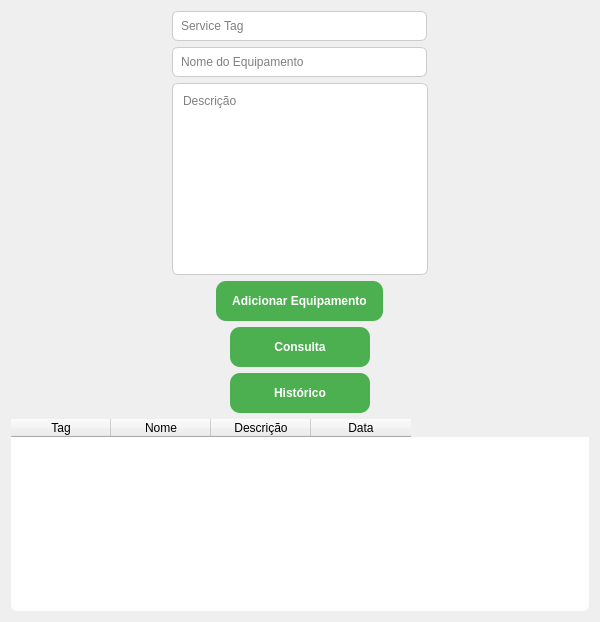
Qt form service_tag_manager/view/ui_main.ui (jonatastz/Projeto_Inovacao) before a commit.
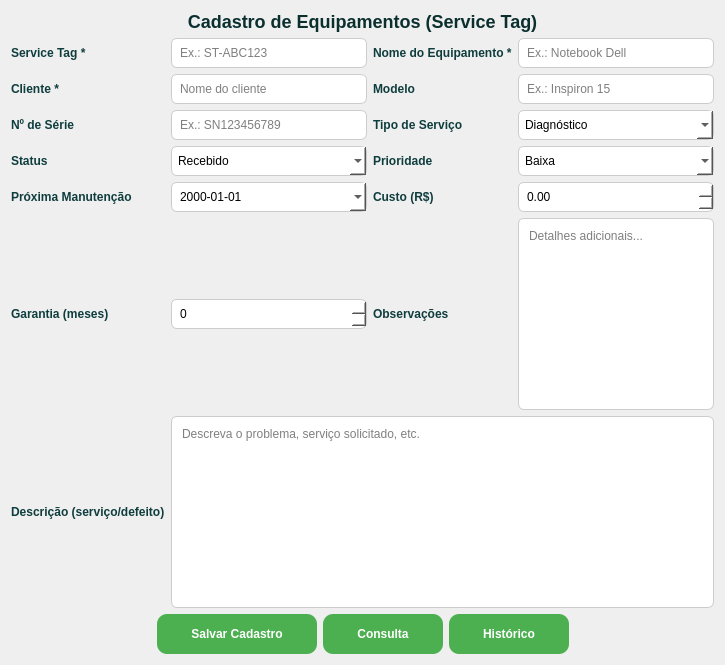
The same form after that commit.

Commit message: funcional com edição direto na consulta

Patch:
```diff
--- a/service_tag_manager/view/ui_main.ui
+++ b/service_tag_manager/view/ui_main.ui
@@ -8,22 +8,23 @@
   </property>
   <property name="minimumSize">
    <size>
-    <width>600</width>
-    <height>400</height>
+    <width>720</width>
+    <height>520</height>
    </size>
   </property>
   <property name="styleSheet">
    <string notr="true"><![CDATA[
     QWidget {
         background: qlineargradient(
-            spread:pad,
-            x1:0, y1:0,
-            x2:1, y2:1,
-            stop:0 #a8e6cf,
-            stop:1 #00bcd4
+            spread:pad, x1:0, y1:0, x2:1, y2:1,
+            stop:0 #a8e6cf, stop:1 #00bcd4
         );
+        font-size: 12px;
     }
-
+    QLabel {
+        color: #0f3d3e;
+        font-weight: 600;
+    }
     QPushButton {
         background-color: #4CAF50;
         color: white;
@@ -31,230 +32,237 @@
         padding: 8px 16px;
         font-weight: 600;
     }
-
-    QPushButton:hover {
-        background-color: #45a049;
-    }
-
-    QLineEdit, QTextEdit {
+    QPushButton:hover { background-color: #45a049; }
+    QLineEdit, QTextEdit, QComboBox, QDateEdit, QDoubleSpinBox, QSpinBox {
         background-color: #ffffff;
         border: 1px solid #ccc;
         border-radius: 6px;
         padding: 6px;
     }
-
-    QTableWidget {
-        background-color: #ffffff;
-        border-radius: 6px;
-    }
    ]]></string>
   </property>
 
-  <layout class="QVBoxLayout" name="verticalLayout" stretch="0,0,0,0,0,0,1">
-
-   <!-- Service Tag centralizado -->
+  <layout class="QVBoxLayout" name="verticalLayout" stretch="0,1,0">
+   <!-- Título -->
    <item>
-    <layout class="QHBoxLayout" name="hlayout_input_tag">
+    <widget class="QLabel" name="lbl_title">
+     <property name="text">
+      <string>Cadastro de Equipamentos (Service Tag)</string>
+     </property>
      <property name="alignment">
       <set>Qt::AlignHCenter</set>
      </property>
-     <item>
+     <property name="styleSheet">
+      <string notr="true">font-size: 18px; font-weight: 700; color:#0b2f2f;</string>
+     </property>
+    </widget>
+   </item>
+
+   <!-- Formulário em grade -->
+   <item>
+    <layout class="QGridLayout" name="grid_form" columnstretch="0,1,0,1">
+     <!-- Linha 0 -->
+     <item row="0" column="0">
+      <widget class="QLabel" name="lbl_tag">
+       <property name="text"><string>Service Tag *</string></property>
+      </widget>
+     </item>
+     <item row="0" column="1">
       <widget class="QLineEdit" name="input_tag">
-       <property name="placeholderText">
-        <string>Service Tag</string>
-       </property>
-       <property name="sizePolicy">
-        <sizepolicy hsizetype="Fixed" vsizetype="Fixed">
-         <horstretch>0</horstretch>
-         <verstretch>0</verstretch>
-        </sizepolicy>
-       </property>
-       <property name="minimumSize">
-        <size>
-         <width>255</width>
-         <height>30</height>
-        </size>
-       </property>
+       <property name="placeholderText"><string>Ex.: ST-ABC123</string></property>
       </widget>
      </item>
-    </layout>
-   </item>
-
-   <!-- Nome do Equipamento centralizado -->
-   <item>
-    <layout class="QHBoxLayout" name="hlayout_input_name">
-     <property name="alignment">
-      <set>Qt::AlignHCenter</set>
-     </property>
-     <item>
+     <item row="0" column="2">
+      <widget class="QLabel" name="lbl_nome">
+       <property name="text"><string>Nome do Equipamento *</string></property>
+      </widget>
+     </item>
+     <item row="0" column="3">
       <widget class="QLineEdit" name="input_name">
-       <property name="placeholderText">
-        <string>Nome do Equipamento</string>
-       </property>
-       <property name="sizePolicy">
-        <sizepolicy hsizetype="Fixed" vsizetype="Fixed">
-         <horstretch>0</horstretch>
-         <verstretch>0</verstretch>
-        </sizepolicy>
-       </property>
+       <property name="placeholderText"><string>Ex.: Notebook Dell</string></property>
+      </widget>
+     </item>
+
+     <!-- Linha 1 -->
+     <item row="1" column="0">
+      <widget class="QLabel" name="lbl_cliente">
+       <property name="text"><string>Cliente *</string></property>
+      </widget>
+     </item>
+     <item row="1" column="1">
+      <widget class="QLineEdit" name="input_cliente">
+       <property name="placeholderText"><string>Nome do cliente</string></property>
+      </widget>
+     </item>
+     <item row="1" column="2">
+      <widget class="QLabel" name="lbl_modelo">
+       <property name="text"><string>Modelo</string></property>
+      </widget>
+     </item>
+     <item row="1" column="3">
+      <widget class="QLineEdit" name="input_modelo">
+       <property name="placeholderText"><string>Ex.: Inspiron 15</string></property>
+      </widget>
+     </item>
+
+     <!-- Linha 2 -->
+     <item row="2" column="0">
+      <widget class="QLabel" name="lbl_serial">
+       <property name="text"><string>Nº de Série</string></property>
+      </widget>
+     </item>
+     <item row="2" column="1">
+      <widget class="QLineEdit" name="input_serial">
+       <property name="placeholderText"><string>Ex.: SN123456789</string></property>
+      </widget>
+     </item>
+     <item row="2" column="2">
+      <widget class="QLabel" name="lbl_tipo">
+       <property name="text"><string>Tipo de Serviço</string></property>
+      </widget>
+     </item>
+     <item row="2" column="3">
+      <widget class="QComboBox" name="combo_tipo_servico">
+       <item><property name="text"><string>Diagnóstico</string></property></item>
+       <item><property name="text"><string>Preventiva</string></property></item>
+       <item><property name="text"><string>Corretiva</string></property></item>
+       <item><property name="text"><string>Instalação</string></property></item>
+       <item><property name="text"><string>Atualização</string></property></item>
+      </widget>
+     </item>
+
+     <!-- Linha 3 -->
+     <item row="3" column="0">
+      <widget class="QLabel" name="lbl_status">
+       <property name="text"><string>Status</string></property>
+      </widget>
+     </item>
+     <item row="3" column="1">
+      <widget class="QComboBox" name="combo_status">
+       <item><property name="text"><string>Recebido</string></property></item>
+       <item><property name="text"><string>Em análise</string></property></item>
+       <item><property name="text"><string>Aguardando peças</string></property></item>
+       <item><property name="text"><string>Em reparo</string></property></item>
+       <item><property name="text"><string>Pronto</string></property></item>
+       <item><property name="text"><string>Entregue</string></property></item>
+      </widget>
+     </item>
+     <item row="3" column="2">
+      <widget class="QLabel" name="lbl_prioridade">
+       <property name="text"><string>Prioridade</string></property>
+      </widget>
+     </item>
+     <item row="3" column="3">
+      <widget class="QComboBox" name="combo_prioridade">
+       <item><property name="text"><string>Baixa</string></property></item>
+       <item><property name="text"><string>Média</string></property></item>
+       <item><property name="text"><string>Alta</string></property></item>
+       <item><property name="text"><string>Urgente</string></property></item>
+      </widget>
+     </item>
+
+     <!-- Linha 4 -->
+     <item row="4" column="0">
+      <widget class="QLabel" name="lbl_proxima">
+       <property name="text"><string>Próxima Manutenção</string></property>
+      </widget>
+     </item>
+     <item row="4" column="1">
+      <widget class="QDateEdit" name="date_proxima">
+       <property name="calendarPopup"><bool>true</bool></property>
+       <property name="displayFormat"><string>yyyy-MM-dd</string></property>
+      </widget>
+     </item>
+     <item row="4" column="2">
+      <widget class="QLabel" name="lbl_custo">
+       <property name="text"><string>Custo (R$)</string></property>
+      </widget>
+     </item>
+     <item row="4" column="3">
+      <widget class="QDoubleSpinBox" name="input_custo">
+       <property name="maximum"><double>1000000.000000</double></property>
+       <property name="decimals"><number>2</number></property>
+       <property name="singleStep"><double>10.000000</double></property>
+      </widget>
+     </item>
+
+     <!-- Linha 5 -->
+     <item row="5" column="0">
+      <widget class="QLabel" name="lbl_garantia">
+       <property name="text"><string>Garantia (meses)</string></property>
+      </widget>
+     </item>
+     <item row="5" column="1">
+      <widget class="QSpinBox" name="input_garantia_meses">
+       <property name="maximum"><number>60</number></property>
+      </widget>
+     </item>
+     <item row="5" column="2">
+      <widget class="QLabel" name="lbl_obs">
+       <property name="text"><string>Observações</string></property>
+      </widget>
+     </item>
+     <item row="5" column="3">
+      <widget class="QTextEdit" name="input_observacoes">
+       <property name="placeholderText"><string>Detalhes adicionais...</string></property>
        <property name="minimumSize">
-        <size>
-         <width>255</width>
-         <height>30</height>
-        </size>
+        <size><width>170</width><height>60</height></size>
        </property>
       </widget>
      </item>
-    </layout>
-   </item>
 
-   <!-- Descrição centralizado -->
-   <item>
-    <layout class="QHBoxLayout" name="hlayout_input_desc">
-     <property name="alignment">
-      <set>Qt::AlignHCenter</set>
-     </property>
-     <item>
+     <!-- Linha 6 -->
+     <item row="6" column="0">
+      <widget class="QLabel" name="lbl_desc">
+       <property name="text"><string>Descrição (serviço/defeito)</string></property>
+      </widget>
+     </item>
+     <item row="6" column="1" colspan="3">
       <widget class="QTextEdit" name="input_desc">
-       <property name="placeholderText">
-        <string>Descrição</string>
-       </property>
-       <property name="sizePolicy">
-        <sizepolicy hsizetype="Fixed" vsizetype="Fixed">
-         <horstretch>0</horstretch>
-         <verstretch>0</verstretch>
-        </sizepolicy>
-       </property>
+       <property name="placeholderText"><string>Descreva o problema, serviço solicitado, etc.</string></property>
        <property name="minimumSize">
-        <size>
-         <width>170</width>
-         <height>80</height>
-        </size>
+        <size><width>300</width><height>80</height></size>
        </property>
       </widget>
      </item>
     </layout>
    </item>
 
-   <!-- Botão Adicionar Equipamento centralizado -->
+   <!-- Ações -->
    <item>
-    <layout class="QHBoxLayout" name="hlayout_btn_add">
-     <property name="alignment">
-      <set>Qt::AlignHCenter</set>
-     </property>
+    <layout class="QHBoxLayout" name="hlayout_actions">
+     <item>
+      <spacer name="spacer_left">
+       <property name="orientation"><enum>Qt::Horizontal</enum></property>
+       <property name="sizeHint"><size><width>40</width><height>20</height></size></property>
+      </spacer>
+     </item>
      <item>
       <widget class="QPushButton" name="btn_add">
-       <property name="text">
-        <string>Adicionar Equipamento</string>
-       </property>
-       <property name="sizePolicy">
-        <sizepolicy hsizetype="Minimum" vsizetype="Fixed">
-         <horstretch>0</horstretch>
-         <verstretch>0</verstretch>
-        </sizepolicy>
-       </property>
-       <property name="minimumSize">
-        <size>
-         <width>140</width>
-         <height>40</height>
-        </size>
-       </property>
+       <property name="text"><string>Salvar Cadastro</string></property>
+       <property name="minimumSize"><size><width>160</width><height>40</height></size></property>
       </widget>
      </item>
-    </layout>
-   </item>
-
-   <!-- Botão Consulta centralizado -->
-   <item>
-    <layout class="QHBoxLayout" name="hlayout_btn_consulta">
-     <property name="alignment">
-      <set>Qt::AlignHCenter</set>
-     </property>
      <item>
       <widget class="QPushButton" name="btn_consulta">
-       <property name="text">
-        <string>Consulta</string>
-       </property>
-       <property name="sizePolicy">
-        <sizepolicy hsizetype="Minimum" vsizetype="Fixed">
-         <horstretch>0</horstretch>
-         <verstretch>0</verstretch>
-        </sizepolicy>
-       </property>
-       <property name="minimumSize">
-        <size>
-         <width>140</width>
-         <height>40</height>
-        </size>
-       </property>
+       <property name="text"><string>Consulta</string></property>
+       <property name="minimumSize"><size><width>120</width><height>40</height></size></property>
       </widget>
      </item>
-    </layout>
-   </item>
-
-   <!-- Botão Histórico centralizado -->
-   <item>
-    <layout class="QHBoxLayout" name="hlayout_btn_historico">
-     <property name="alignment">
-      <set>Qt::AlignHCenter</set>
-     </property>
      <item>
       <widget class="QPushButton" name="btn_historico">
-       <property name="text">
-        <string>Histórico</string>
-       </property>
-       <property name="sizePolicy">
-        <sizepolicy hsizetype="Minimum" vsizetype="Fixed">
-         <horstretch>0</horstretch>
-         <verstretch>0</verstretch>
-        </sizepolicy>
-       </property>
-       <property name="minimumSize">
-        <size>
-         <width>140</width>
-         <height>40</height>
-        </size>
-       </property>
+       <property name="text"><string>Histórico</string></property>
+       <property name="minimumSize"><size><width>120</width><height>40</height></size></property>
       </widget>
      </item>
+     <item>
+      <spacer name="spacer_right">
+       <property name="orientation"><enum>Qt::Horizontal</enum></property>
+       <property name="sizeHint"><size><width>40</width><height>20</height></size></property>
+      </spacer>
+     </item>
     </layout>
    </item>
-
-   <!-- Tabela que pode expandir para preencher a janela -->
-   <item>
-    <widget class="QTableWidget" name="table">
-     <property name="sizePolicy">
-      <sizepolicy hsizetype="Expanding" vsizetype="Expanding">
-       <horstretch>0</horstretch>
-       <verstretch>1</verstretch>
-      </sizepolicy>
-     </property>
-     <property name="columnCount">
-      <number>4</number>
-     </property>
-     <column>
-      <property name="text">
-       <string>Tag</string>
-      </property>
-     </column>
-     <column>
-      <property name="text">
-       <string>Nome</string>
-      </property>
-     </column>
-     <column>
-      <property name="text">
-       <string>Descrição</string>
-      </property>
-     </column>
-     <column>
-      <property name="text">
-       <string>Data</string>
-      </property>
-     </column>
-    </widget>
-   </item>
-
   </layout>
  </widget>
  <resources/>
```
Left out of the diff: 1 changed line with no effect on the pictures. The commit also changes 13 other files.
